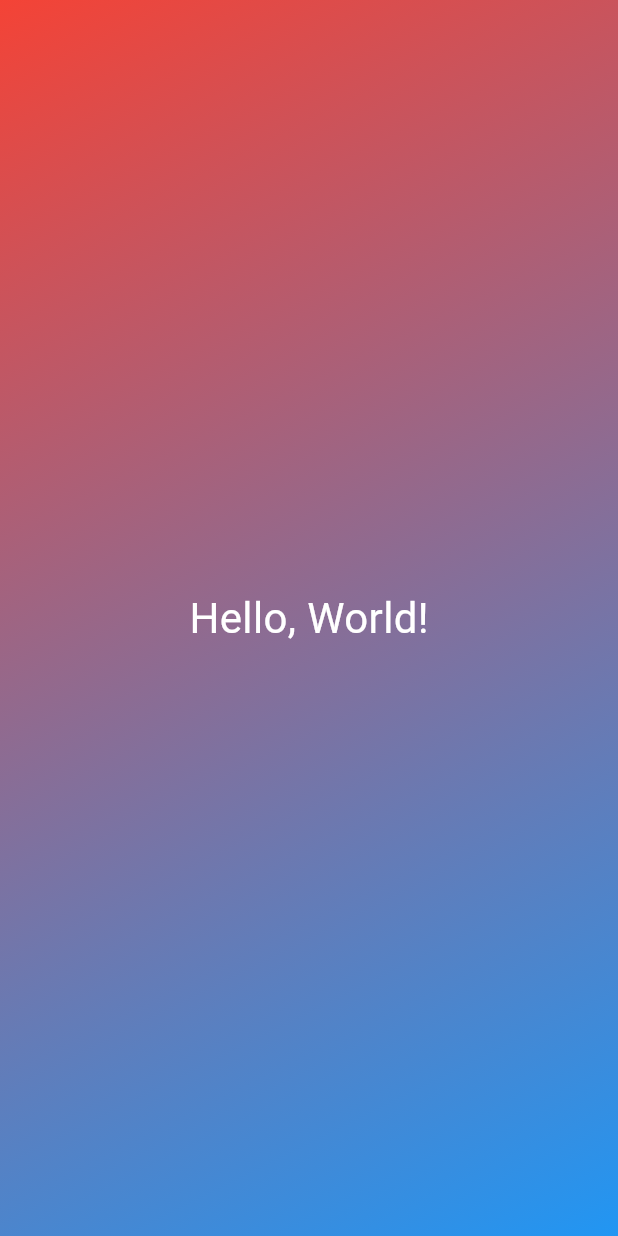
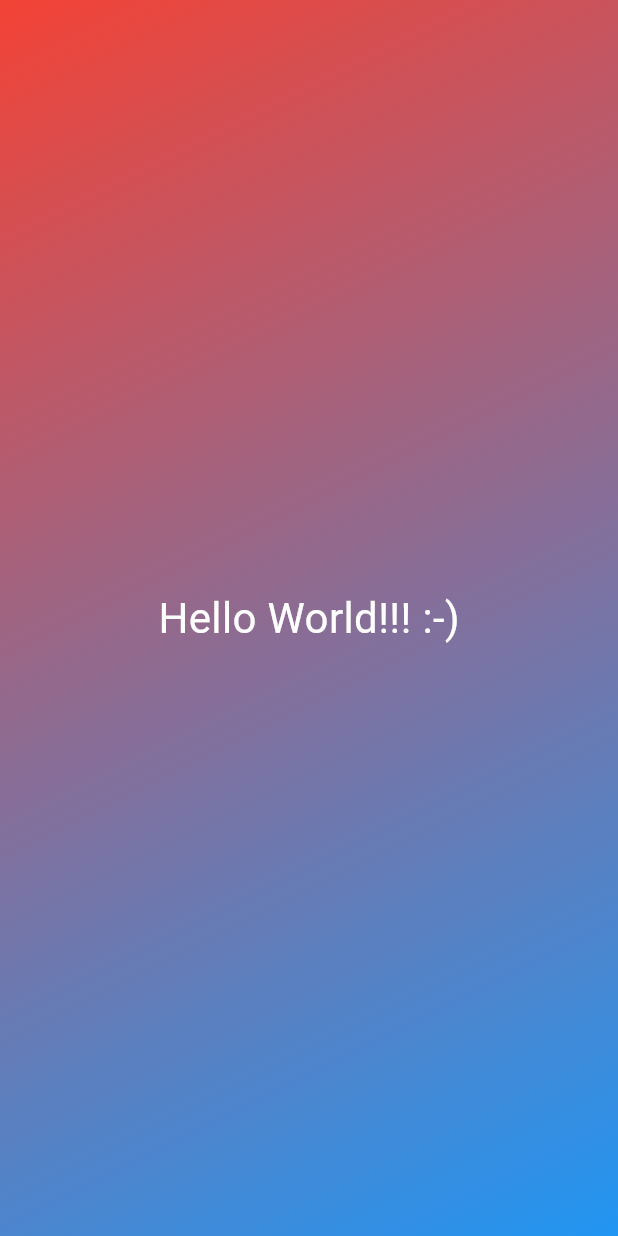
Before and after one commit to GKoukounis/first_app, a Flutter app: the screen it shows after launch, on a phone screen of 412 x 824 dp. Run offline on Flutter 3.47's test engine with Material 3 defaults, Android fonts, the phone set to English and light mode, and no system bars.

Commit message:
Instance variable properties and configurable widgets.

```diff
--- a/lib/gradient_contrainer.dart
+++ b/lib/gradient_contrainer.dart
@@ -19,8 +19,8 @@ class GradientContainer extends StatelessWidget {
           colors: const [Colors.red, Colors.blue],
         ),
       ),
-      child: const Center(
-        child: NewWidget(),
+      child: Center(
+        child: NewWidget('Hello World!!! :-)'),
       ),
     );
   }
--- a/lib/text_widget.dart
+++ b/lib/text_widget.dart
@@ -1,15 +1,18 @@
 import 'package:flutter/material.dart';
 
 class NewWidget extends StatelessWidget {
-  const NewWidget({
-    super.key,
-  });
+  NewWidget(
+    this.text,
+    {super.key}
+  );
+
+  final String text;
 
   @override
   Widget build(BuildContext context) {
-    return const Text(
-      'Hello, World!',
-      style: TextStyle(color: Colors.white, fontSize: 28),
+    return Text(
+      text,
+      style: const TextStyle(color: Colors.white, fontSize: 28),
     );
   }
 }
```
